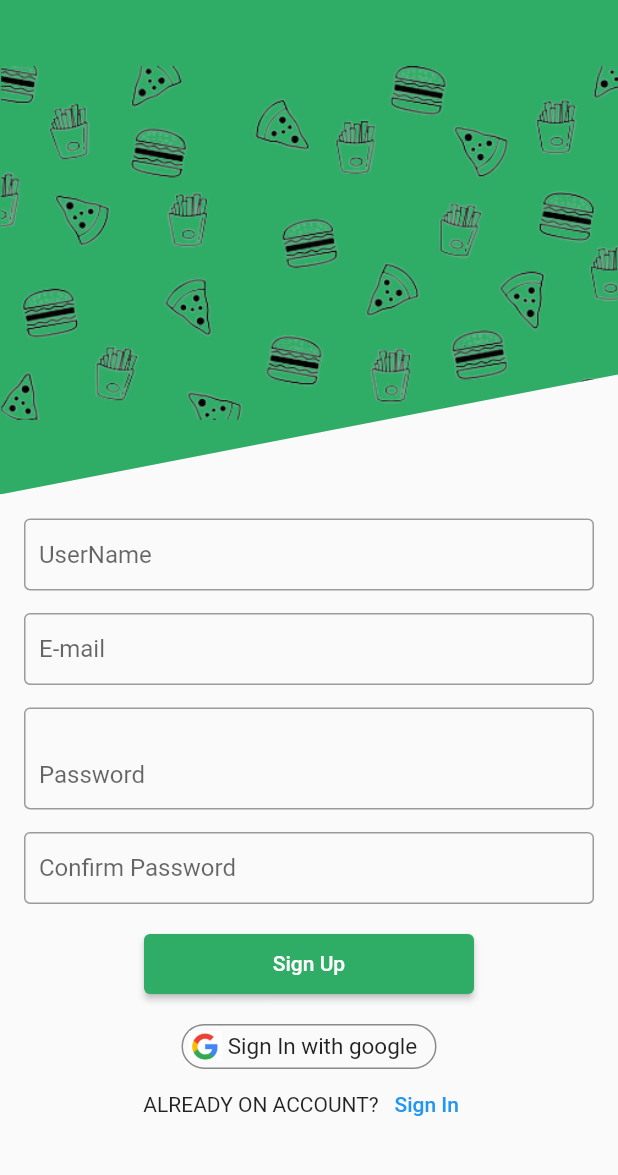
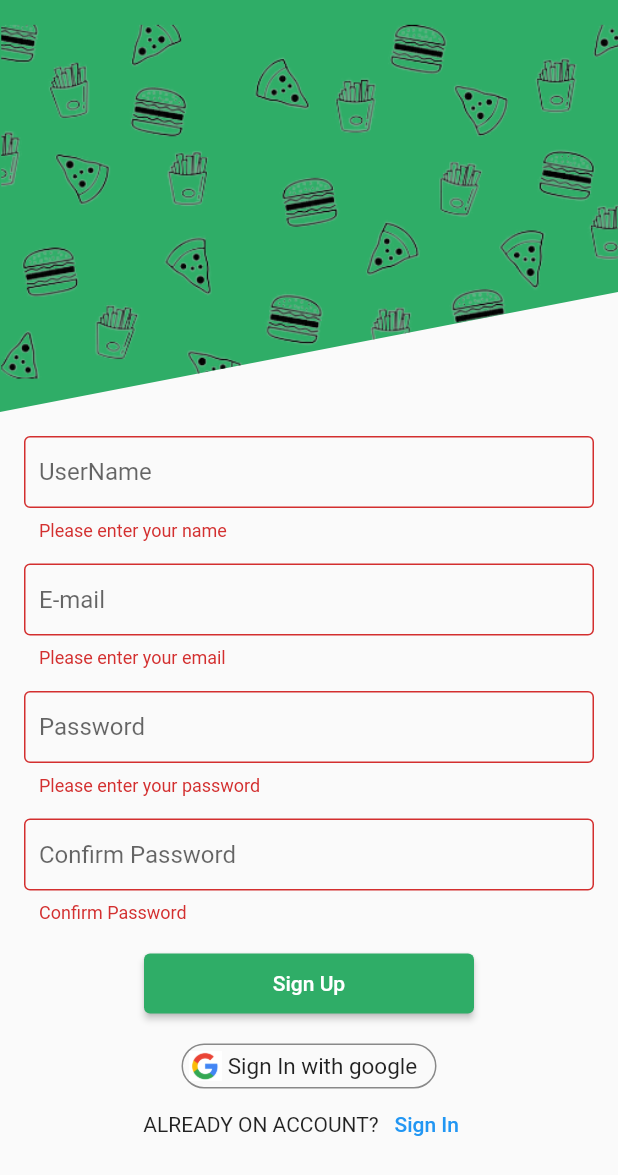
Before and after one commit to MUHAMMEDHISHAMCP/Foodhub, a Flutter app: the SignUpScreen screen opened directly, after a tap on "Sign Up", on a phone screen of 412 x 824 dp. Shown: the top 1175 px of the screen. Run offline on Flutter 3.47's test engine with Material 2 defaults, Android fonts, the phone set to English and light mode, and no system bars; our stand-ins replace carousel_slider, dio, internet_connection_checker.

Commit message:
Sign Up completed

```diff
--- /dev/null
+++ b/lib/app/login/model/login.dart
@@ -0,0 +1,24 @@
+
+class LoginModel {
+  String email;
+  String paassword;
+
+  LoginModel({required this.email, required this.paassword});
+
+  Map<String, dynamic> tojson() => {
+        "email": email,
+        "password": paassword,
+      };
+}
+
+class LoginResponse {
+  String? message;
+  String? token;
+
+  LoginResponse({this.token, this.message});
+
+  factory LoginResponse.fromJson(Map<String, dynamic> json) => LoginResponse(
+        message: json["message"] ?? '',
+        token: json["token"] ?? '',
+      );
+}
--- a/lib/app/signup/controller/signup.dart
+++ b/lib/app/signup/controller/signup.dart
@@ -1,4 +1,12 @@
-import 'package:flutter/cupertino.dart';
+import 'dart:developer';
+
+import 'package:flutter/material.dart';
+import 'package:project_wk16/app/home/view/homescreen.dart';
+import 'package:project_wk16/app/signup/model/signup_model.dart';
+import 'package:project_wk16/app/signup/services/signup_services.dart';
+import 'package:project_wk16/app/utils/colors.dart';
+import 'package:project_wk16/app/widgets/bottomnav.dart';
+import 'package:project_wk16/app/widgets/snackbar.dart';
 
 class SignUpController extends ChangeNotifier {
   GlobalKey<FormState> formKey = GlobalKey<FormState>();
@@ -7,11 +15,43 @@ class SignUpController extends ChangeNotifier {
   final passwordController = TextEditingController();
   final confirmController = TextEditingController();
 
+  bool isLoading = true;
+
   bool _isObscure = true;
   get isObscure => _isObscure;
   set isObscure(value) {
     _isObscure = value;
     notifyListeners();
+  }
+
+  signUp(context) async {
+    if (formKey.currentState!.validate()) {
+      isLoading = true;
+      notifyListeners();
+      final SignUpModel userDatas = SignUpModel(
+        userName: userNameController.text,
+        email: emailController.text,
+        password: passwordController.text,
+        confirmPassword: confirmController.text,
+        role: "ROLE_USER",
+      );
+      SignUpResponse response = await SignUpServices().singnUpRepo(userDatas);
+
+
+      if (response.message == "true") {
+        Navigator.of(context).pushAndRemoveUntil(
+            MaterialPageRoute(
+              builder: (context) => const BottomNav(),
+            ),
+            (route) => false);
+                    ScaffoldMessenger.of(context).showSnackBar(ShowDialogs.popUp('Sign Up Succesfully',mainColor));
+
+        isLoading = false;
+        notifyListeners();
+      } else if(response.message != "true"){
+        ScaffoldMessenger.of(context).showSnackBar(ShowDialogs.popUp('${response.message}'));
+      }
+    }
   }
 
   String? nameValidator(String? fieldContent) {
@@ -56,4 +96,15 @@ class SignUpController extends ChangeNotifier {
   //   isLoading = false;
   //   notifyListeners();
   // }
+
+    void disposes() {
+    formKey.currentState!.reset();
+    userNameController.clear();
+    emailController.clear();
+    passwordController.clear();
+    confirmController.clear();
+    _isObscure = true;
+    isLoading = false;
+    notifyListeners();
+  }
 }
--- a/lib/app/signup/model/signup_model.dart
+++ b/lib/app/signup/model/signup_model.dart
@@ -1,6 +1,4 @@
-import 'dart:convert';
 
-import 'package:dio/dio.dart';
 
 class SignUpModel {
   String userName;
@@ -32,7 +30,7 @@ class SignUpResponse {
   SignUpResponse({this.message, this.id});
 
   factory SignUpResponse.fromJson(Map<String, dynamic> json) => SignUpResponse(
-        message: json["messege"] ?? '',
+        message: json["message"] ?? '',
         id: json["userId"] ?? '',
       );
 }
--- a/lib/app/signup/services/signup_services.dart
+++ b/lib/app/signup/services/signup_services.dart
@@ -3,7 +3,6 @@
 import 'dart:developer';
 
 import 'package:dio/dio.dart';
-import 'package:project_wk16/app/services/internet_check.dart';
 import 'package:project_wk16/app/signup/model/signup_model.dart';
 import 'package:project_wk16/app/utils/url.dart';
 
@@ -11,27 +10,26 @@ class SignUpServices {
   final dio = Dio(BaseOptions(baseUrl: Url.baseUrl));
 
   Future<SignUpResponse> singnUpRepo(SignUpModel data) async {
-    if(await InternetCheck.interNetCheck()){
     try {
-      print('object');
-      final response = await dio.post(Url.signUp, data: data.tojson()).then((value) => value);
+      // print('object');
+      final response = await dio
+          .post(Url.signUp, data: data.tojson())
+          .then((value) => value);
       log(response.data.toString());
       if (response.statusCode! >= 200 || response.statusCode! <= 299) {
-        print('fr');
         return SignUpResponse.fromJson(response.data);
       } else {
-        print('ll');
+        // print('ll');
         return SignUpResponse.fromJson(response.data);
       }
-    // } on DioError catch(e) {
-
-    // }
-
-   } catch (e) {
+    } on DioError catch (e) {
+      if (e.response?.data == DioErrorType.connectTimeout) {
+        return SignUpResponse(message: 'Connection TimeOut');
+      } else {
+        return SignUpResponse(message: 'No Internet !!');
+      }
+    } catch (e) {
       return SignUpResponse(message: 'irfsjdoi');
     }
-  }  else{
-      return  SignUpResponse(message: 'No internet !!');
-    }
+  }
 }
-}
--- a/lib/app/signup/view/signup.dart
+++ b/lib/app/signup/view/signup.dart
@@ -1,7 +1,5 @@
 import 'package:flutter/material.dart';
 import 'package:project_wk16/app/signup/controller/signup.dart';
-import 'package:project_wk16/app/signup/model/signup_model.dart';
-import 'package:project_wk16/app/signup/services/signup_services.dart';
 import 'package:project_wk16/app/utils/colors.dart';
 import 'package:project_wk16/app/utils/constheight.dart';
 import 'package:project_wk16/app/widgets/clipper.dart';
@@ -27,7 +25,7 @@ class SignUpScreen extends StatelessWidget {
                       image: DecorationImage(
                           image: AssetImage('assets/logimg.png'))),
                   //  color: const Color.fromARGB(255, 66, 236, 72),
-                  height: MediaQuery.of(context).size.height / 2.5,
+                  height: MediaQuery.of(context).size.height / 3,
                   width: double.infinity,
                 ),
               ),
@@ -70,22 +68,14 @@ class SignUpScreen extends StatelessWidget {
                           ),
                         ),
                         kHeight15,
-                        Consumer<SignUpController>(
-                          builder: (context, value, child) {
-                           return TextFormField(
-                            obscureText: true,
+                        TextFormField(
                           controller: value.passwordController,
                           validator: value.passwordValidator,
-                            decoration:  InputDecoration(
+                          decoration: const InputDecoration(
                             hintText: 'Password',
                             contentPadding: EdgeInsets.all(10),
                             border: OutlineInputBorder(),
-                              suffix: IconButton(onPressed: (){
-                                value.isObscure = !value.isObscure;
-                              }, icon:Icon(value.isObscure ? Icons.visibility_sharp : Icons.visibility_off_sharp) )
                           ),
-                          );
-                          },
                         ),
                         kHeight15,
                         TextFormField(
@@ -101,22 +91,21 @@ class SignUpScreen extends StatelessWidget {
                         SizedBox(
                           width: 220,
                           height: 40,
-                          child: ElevatedButton(
+                          child: Consumer<SignUpController>(
+                            builder: (context, val, child) {
+                            return  ElevatedButton(
                               onPressed: () {
                              //   value.formKey.currentState!.validate();
-                              final oj = SignUpModel(
-                                userName: value.userNameController.text,
-                                email: value.emailController.text,
-                                password: value.passwordController.text,
-                                confirmPassword: value.confirmController.text,
-                                role: "ROLE_USER",
-                              );
-                              SignUpServices().singnUpRepo(oj);
+                             val.formKey.currentState!.validate();
+                              val.signUp(context);
+                              // value.dispose();
                               },
                               style: ElevatedButton.styleFrom(
                                   fixedSize: const Size(150, 30),
                                   primary: mainColor),
                               child: const Text('Sign Up'),
+                            );
+                            },
                           ),
                         ),
                         kHeight20,
--- a/lib/app/widgets/snackbar.dart
+++ b/lib/app/widgets/snackbar.dart
@@ -1,14 +1,16 @@
 import 'package:flutter/material.dart';
 
 class ShowDialogs {
+
   // bottom snackbar widget
-  static SnackBar popUp(String messege) {
+  static SnackBar popUp(String messege,[Color color = Colors.red]) {
+
     return SnackBar(
         shape: const RoundedRectangleBorder(
             borderRadius: BorderRadius.all(Radius.circular(10))),
         duration: const Duration(seconds: 1),
         behavior: SnackBarBehavior.floating,
-        backgroundColor:  Colors.red,
+        backgroundColor:  color,
         margin: const EdgeInsets.all(10),
         content: Padding(
           padding: const EdgeInsets.symmetric(vertical: 6),
```
Also changed, not shown: lib/app/login/controller/login.dart (+38 -3 lines), lib/app/login/services/login_repo.dart (added, +25 -0 lines), lib/app/login/view/loginpage.dart (+11 -9 lines). Lines whose indentation alone changed are shown as unchanged.
